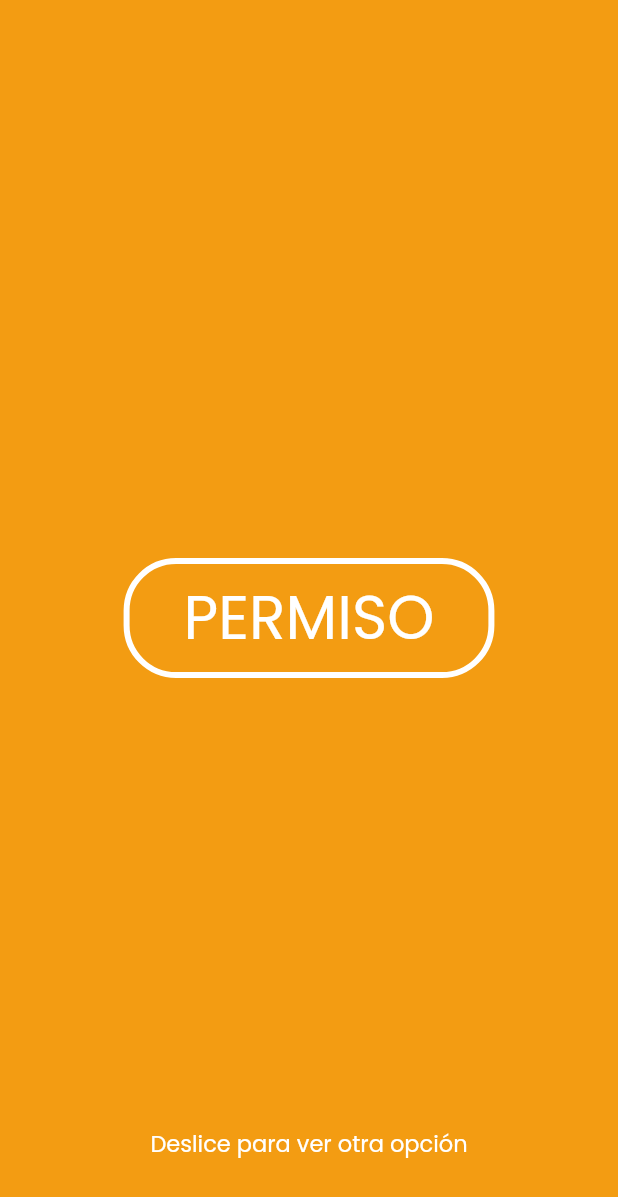
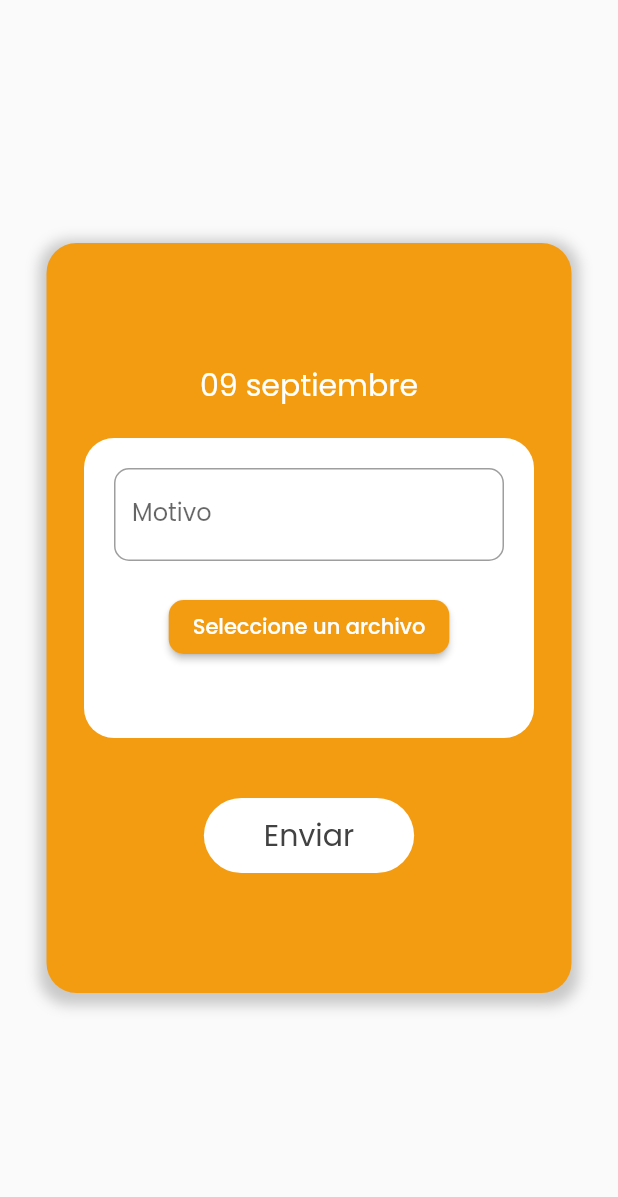
Before and after one commit to EleoRomario/proyecto_final, a Flutter app: the StudentPermission screen opened by its route, after a tap on "PERMISO", on a phone screen of 412 x 824 dp. Shown: the top 1197 px of the screen. Run offline on Flutter 3.47's test engine with Material 2 defaults, Android fonts, the light colour scheme and no system bars; our stand-ins replace file_picker.

Commit message:
studen permission send form

```diff
--- a/lib/main.dart
+++ b/lib/main.dart
@@ -3,6 +3,8 @@ import 'package:proyecto_final/screens/login.dart';
 import 'package:proyecto_final/screens/student/student_main.dart';
 import 'package:proyecto_final/screens/student/student.dart';
 import 'package:proyecto_final/screens/student/student_permission.dart';
+import 'package:proyecto_final/screens/student/student_permission_form.dart';
+import 'package:proyecto_final/screens/student/student_permission_form_confirm.dart';
 import 'package:proyecto_final/screens/student/student_present.dart';
 import 'package:proyecto_final/screens/student/student_present_confirm.dart';
 import 'package:proyecto_final/screens/student/student_sick.dart';
@@ -40,6 +42,8 @@ class MyApp extends StatelessWidget {
         '/student/sick/form': (context) => const StudentSickForm(),
         '/student/sick/form/confirm': (context) => const StudentSickFormConfirm(),
         '/student/permission': (context) => const StudentPermission(),
+        '/student/permission/form': (context) => const StudentPermissionForm(),
+        '/student/permission/form/confirm': (context) => const StudentPermissionFormConfirm(),
         '/teacher/main': (context) => const TeacherMain(),
       },
     );
--- a/lib/screens/student/student_permission.dart
+++ b/lib/screens/student/student_permission.dart
@@ -27,7 +27,9 @@ class _StudentPermissionState extends State<StudentPermission> {
                     child: Container(
                   alignment: Alignment.center,
                   child: ElevatedButton(
-                    onPressed: () {},
+                    onPressed: () {
+                      Navigator.pushNamed(context, '/student/permission/form');
+                    },
                     style: ElevatedButton.styleFrom(
                       backgroundColor: ColorConstants.yellow,
                       padding: const EdgeInsets.symmetric(
--- /dev/null
+++ b/lib/screens/student/student_permission_form.dart
@@ -0,0 +1,116 @@
+import 'package:file_picker/file_picker.dart';
+import 'package:flutter/material.dart';
+import 'package:proyecto_final/src/config/color_constants.dart';
+class StudentPermissionForm extends StatefulWidget {
+  const StudentPermissionForm({ Key? key }) : super(key: key);
+
+  @override
+  _StudentPermissionFormState createState() => _StudentPermissionFormState();
+}
+
+class _StudentPermissionFormState extends State<StudentPermissionForm> {
+
+void _selectFile() async {
+    final file = await FilePicker.platform.pickFiles(allowMultiple: false);
+    if (file != null) {
+      return;
+    }
+  }
+
+  @override
+  Widget build(BuildContext context) {
+    return Scaffold(
+        body: SafeArea(
+            child: Center(
+                child: Container(
+      height: 500,
+      width: 350,
+      padding: const EdgeInsets.symmetric(horizontal: 20),
+      decoration: BoxDecoration(
+          borderRadius: BorderRadius.circular(20),
+          boxShadow: [
+            BoxShadow(
+              color: Colors.black.withOpacity(0.2),
+              spreadRadius: 5,
+              blurRadius: 7,
+              offset: const Offset(0, 3), // changes position of shadow
+            )
+          ],
+          color: ColorConstants.yellow),
+      child: Column(
+        mainAxisAlignment: MainAxisAlignment.center,
+        children: [
+          const Text(
+            '09 septiembre',
+            style: TextStyle(color: Colors.white, fontSize: 20),
+          ),
+          const SizedBox(height: 20),
+          Container(
+            height: 200,
+            width: 300,
+            padding: const EdgeInsets.all(20),
+            decoration: BoxDecoration(
+                borderRadius: BorderRadius.circular(20), color: Colors.white),
+            child: Form(
+              child: Column(
+                children: [
+                  TextFormField(
+                    decoration: InputDecoration(
+                      labelText: 'Motivo',
+                      floatingLabelStyle:
+                          const TextStyle(color: ColorConstants.yellow),
+                      border: OutlineInputBorder(
+                        borderRadius: BorderRadius.circular(10),
+                      ),
+                      focusedBorder: OutlineInputBorder(
+                        borderSide:
+                            const BorderSide(color: ColorConstants.yellow),
+                        borderRadius: BorderRadius.circular(10),
+                      ),
+                    ),
+                  ),
+                  const SizedBox(height: 20),
+                  ElevatedButton(
+                    onPressed: () {
+                      _selectFile();
+                    },
+                    style: ElevatedButton.styleFrom(
+                      backgroundColor: ColorConstants.yellow,
+                      shape: RoundedRectangleBorder(
+                        borderRadius: BorderRadius.circular(10),
+                      ),
+                    ),
+                    child: const Text(
+                      'Seleccione un archivo',
+                      style: TextStyle(color: Colors.white),
+                    ),
+                  )
+                ],
+              ),
+            ),
+          ),
+          const SizedBox(height: 40),
+          ElevatedButton(
+            onPressed: () {
+              Navigator.pushNamed(context, '/student/permission/form/confirm');
+            },
+            style: ElevatedButton.styleFrom(
+              padding: const EdgeInsets.symmetric(horizontal: 40, vertical: 10),
+              backgroundColor: Colors.white,
+              shape: const RoundedRectangleBorder(
+                  borderRadius: BorderRadius.all(Radius.circular(30))),
+              elevation: 0,
+            ),
+            child: Text(
+              'Enviar',
+              style: TextStyle(
+                  color: Colors.grey[800],
+                  fontSize: 20,
+                  fontWeight: FontWeight.w400),
+            ),
+          )
+        ],
+      ),
+    ))));
+  }
+}
```
Also changed, not shown: lib/screens/student/student_permission_form_confirm.dart (added, +80 -0 lines).
